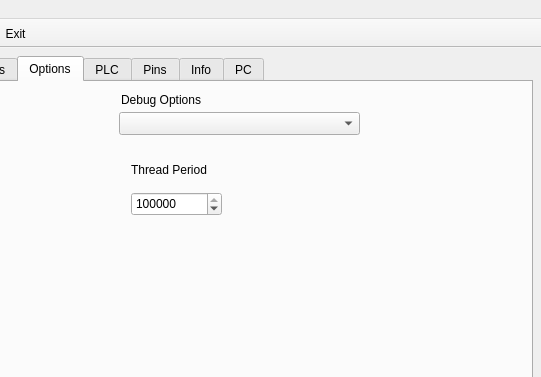
Above: c7i96-1.2.5/src/c7i96.ui from jethornton/7i96 before the change; both pictures show x 359 to 900 and y 0 to 377 of the 900 by 800 pixel window. Below: the same form after it.
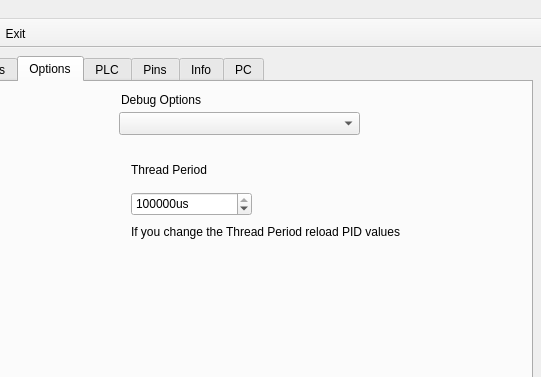
That is the form after the change. The open tabs and pages were chosen to show the change.

Commit message: calc pid based on period

The edit to the form file:
```diff
--- a/c7i96-1.2.5/src/c7i96.ui
+++ b/c7i96-1.2.5/src/c7i96.ui
@@ -5589,10 +5589,13 @@
          <rect>
           <x>480</x>
           <y>110</y>
-          <width>91</width>
+          <width>121</width>
           <height>24</height>
          </rect>
         </property>
+        <property name="suffix">
+         <string>us</string>
+        </property>
         <property name="maximum">
          <number>2500000</number>
         </property>
@@ -5694,6 +5697,19 @@
          </item>
         </layout>
        </widget>
+       <widget class="QLabel" name="label_359">
+        <property name="geometry">
+         <rect>
+          <x>480</x>
+          <y>140</y>
+          <width>381</width>
+          <height>20</height>
+         </rect>
+        </property>
+        <property name="text">
+         <string>If you change the Thread Period reload PID values</string>
+        </property>
+       </widget>
       </widget>
       <widget class="QWidget" name="plc">
        <attribute name="title">
```
The commit also changes 3 other files.
